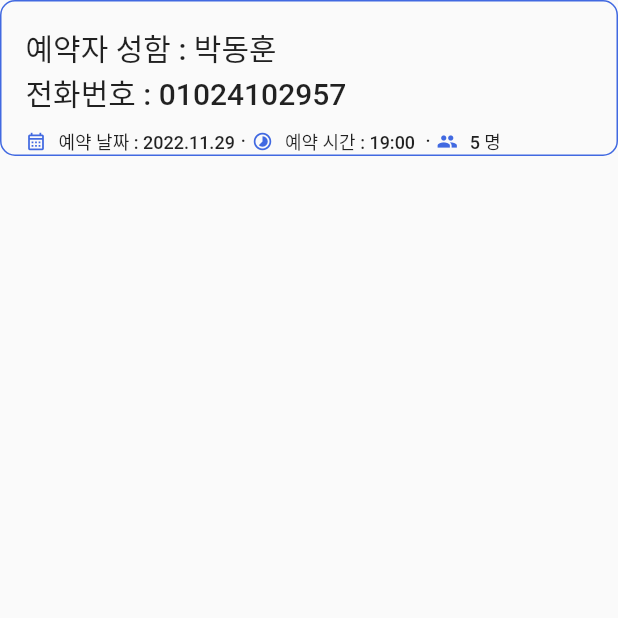
After one commit to tlswodn205/mubwara, a Flutter app: the AlarmPage screen opened directly, on a phone screen of 412 x 824 dp, the top half of it. The commit adds this screen. Run offline on Flutter 3.47's test engine with Material 2 defaults, Android fonts, the phone set to English and light mode, and no system bars; our stand-ins replace firebase_core, flutter_riverpod, font_awesome_flutter, geolocator, get, google_maps_flutter and 1 more; missing offline and left inert: remedi_kopo; accounts and stored records are empty.

```diff
--- a/lib/views/common/components/custom_text_form_field.dart
+++ b/lib/views/common/components/custom_text_form_field.dart
@@ -6,8 +6,7 @@ class CustomTextFormField extends StatelessWidget {
   final String? errorText;
   final bool obscureText;
   final bool autofocus;
-  final ValueChanged<String?> onChanged;
-  const CustomTextFormField({this.hintText, this.errorText,required this.onChanged,
+  const CustomTextFormField({this.hintText, this.errorText,
     this.autofocus = false, this.obscureText = false,
     Key? key}) : super(key: key);
 
@@ -24,7 +23,6 @@ class CustomTextFormField extends StatelessWidget {
       // 비밀번호 입력할때만 사용 obscureText\
       obscureText: obscureText,
       autofocus: autofocus,
-      onChanged: onChanged, //값이 바뀔때 마다 콜백
       decoration: InputDecoration( // 입력폼 데코레이션
         contentPadding: EdgeInsets.all(20),
         hintText: hintText,
--- /dev/null
+++ b/lib/views/page/alarm_page/alarm_page.dart
@@ -0,0 +1,37 @@
+import 'package:flutter/material.dart';
+import 'package:mubwara/views/common/const/color.dart';
+import 'package:mubwara/views/page/alarm_page/component/alram_card.dart';
+
+class AlarmPage extends StatelessWidget {
+  const AlarmPage({Key? key}) : super(key: key);
+
+  @override
+  Widget build(BuildContext context) {
+    return Scaffold(
+      body: Column(
+        children: [
+          Center(
+            child: SingleChildScrollView(
+              keyboardDismissBehavior: ScrollViewKeyboardDismissBehavior.onDrag,
+              child: Container(
+                decoration: BoxDecoration(
+                    borderRadius: BorderRadius.circular(10.0),
+                    border: Border.all(
+                      width: 1,
+                      color: PRIMARY_COLOR,
+                    ),
+                ),
+                child: AlramCard(
+                    customer_name: '박동훈',
+                    customer_phone: '01024102957',
+                    reservation_date: '2022.11.29',
+                    reservation_time: '19:00',
+                    table_max_people: 5),
+              ),
+            ),
+          ),
+        ],
+      ),
+    );
+  }
+}
--- /dev/null
+++ b/lib/views/page/alarm_page/component/alram_card.dart
@@ -0,0 +1,120 @@
+import 'package:flutter/material.dart';
+import 'package:mubwara/views/common/const/color.dart';
+
+class AlramCard extends StatelessWidget {
+
+  // 예약자 이름
+  final String customer_name;
+
+  // 레스토랑 태그
+  final String customer_phone;
+
+  // 주소
+  final String reservation_date;
+
+  // 가게 소개
+  final String reservation_time;
+
+  // 전화번호
+  final int table_max_people;
+
+  const AlramCard({
+    required this.customer_name,
+    required this.customer_phone,
+    required this.reservation_date,
+    required this.reservation_time,
+    required this.table_max_people,
+    Key? key,
+  }) : super(key: key);
+  @override
+  Widget build(BuildContext context) {
+    return Column(
+      children: [
+        const SizedBox(height: 16.0),
+        Padding(
+          padding: EdgeInsets.symmetric(horizontal: 16.0),
+          child: Column(
+            crossAxisAlignment: CrossAxisAlignment.stretch,
+            children: [
+              Text(
+                '예약자 성함 : $customer_name',
+                style: TextStyle(
+                  fontSize: 20.0,
+                  fontWeight: FontWeight.w500,
+                ),
+              ),
+              Text(
+                '전화번호 : $customer_phone',
+                style: TextStyle(
+                  fontSize: 20.0,
+                  fontWeight: FontWeight.w500,
+                ),
+              ),
+              const SizedBox(height: 8.0),
+              Row(
+                children: [
+                  _IconText(
+                    icon: Icons.calendar_month_outlined,
+                    label: '예약 날짜 : $reservation_date',
+                  ),
+                  renderDot(),
+                  _IconText(
+                    icon: Icons.timelapse_outlined,
+                    label: '예약 시간 : $reservation_time ',
+                  ),
+                  renderDot(),
+                  _IconText(
+                    icon: Icons.people,
+                    label: '$table_max_people 명',
+                  ),
+                ],
+              ),
+            ],
+          ),
+        ),
+      ],
+    );
+  }
+
+  Widget renderDot() {
+    return Padding(
+      padding: const EdgeInsets.symmetric(horizontal: 4.0),
+      child: Text(
+        '·',
+        style: TextStyle(
+          fontSize: 12.0,
+          fontWeight: FontWeight.w500,
+        ),
+      ),
+    );
+  }
+}
+
+class _IconText extends StatelessWidget {
+  final IconData icon;
+  final String label;
+
+  const _IconText({required this.icon, required this.label, Key? key})
+      : super(key: key);
+
+  @override
+  Widget build(BuildContext context) {
+    return Row(
+      children: [
+        Icon(
+          icon,
+          color: PRIMARY_COLOR,
+          size: 14.0,
+        ),
+        const SizedBox(width: 8.0),
+        Text(
+          label,
+          style: TextStyle(
+            fontSize: 12.0,
+            fontWeight: FontWeight.w500,
+          ),
+        ),
+      ],
+    );
+  }
+}
--- a/lib/views/page/my_page/my_page.dart
+++ b/lib/views/page/my_page/my_page.dart
@@ -1,6 +1,7 @@
 import 'package:flutter/material.dart';
 import 'package:mubwara/dto/response/shop_resp_dto.dart';
-import 'package:mubwara/views/page/home_page/home_page.dart';
+import 'package:mubwara/views/page/shop_main_page/shop_main_page.dart';
+import 'package:mubwara/views/page/shop_my_page/shop_my_page.dart';
 
 import '../../component/review_list.dart';
 import '../../component/shop_list.dart';
@@ -35,7 +36,7 @@ class _MyPageState extends State<MyPage> with SingleTickerProviderStateMixin {
         _buildButton(
             buttonName: "내 가게 등록",
             buttonBackgroundColor: Colors.blue,
-            pageName: HomePage()),
+            pageName: ShopMain()),
         SizedBox(height: 30),
         PreferredSize(
           preferredSize: _buildTabBar().preferredSize,
--- a/lib/views/page/profile_update_page/profile_update_page.dart
+++ b/lib/views/page/profile_update_page/profile_update_page.dart
@@ -1,6 +1,7 @@
 import 'package:flutter/cupertino.dart';
 import 'package:flutter/material.dart';
 import 'package:flutter/services.dart';
+import 'package:mubwara/views/layout/default_layout.dart';
 import 'package:remedi_kopo/remedi_kopo.dart';
 
 class ProfileUpdatePage extends StatefulWidget {
@@ -14,7 +15,9 @@ class _profileUpdatePage extends State<ProfileUpdatePage> {
   TextEditingController _AddressController = TextEditingController();
   @override
   Widget build(BuildContext context) {
-    return Scaffold(
+    return DefaultLayout(
+      title: '내 정보 수정',
+      child: Scaffold(
         body: Column(
           children: [
             SizedBox(height: 60),
@@ -29,6 +32,7 @@ class _profileUpdatePage extends State<ProfileUpdatePage> {
                 buttonBackgroundColor: Colors.grey,
                 fontColor: Colors.white)
           ],
+        ),
       ),
     );
   }
--- a/lib/views/page/reservation_page/component/calenar.dart
+++ b/lib/views/page/reservation_page/component/calenar.dart
@@ -1,6 +1,7 @@
 import 'package:flutter/material.dart';
 import 'package:mubwara/views/common/const/color.dart';
 import 'package:table_calendar/table_calendar.dart';
+
 
 class Calendar extends StatelessWidget {
   final DateTime? selectedDay;
--- a/lib/views/page/search_page/component/search_bar.dart
+++ b/lib/views/page/search_page/component/search_bar.dart
@@ -38,7 +38,7 @@ AppBar searchBar() {
           borderSide: BorderSide(color: INPUT_BORDER_COLOR,)
         ),
         filled: true,
-        prefixIcon: Icon(Icons.person_pin, color: Body_TEXT_COLOR2, size: 30),
+        prefixIcon: Icon(Icons.search_rounded, color: Body_TEXT_COLOR2, size: 30),
         suffixIcon: IconButton(icon: Icon(Icons.clear, color: Body_TEXT_COLOR,),
   onPressed: emptyTheTextFormField)
         ),
--- a/lib/views/page/search_page/search_page.dart
+++ b/lib/views/page/search_page/search_page.dart
@@ -23,8 +23,7 @@ class _SearchPageState extends State<SearchPage> {
               keyboardDismissBehavior: ScrollViewKeyboardDismissBehavior.onDrag,
               child: Padding(
                 padding: const EdgeInsets.symmetric(horizontal: 16.0),
-                child:
-                GestureDetector(
+                child: GestureDetector(
                   onTap: () {
                     Navigator.of(context).push(
                       MaterialPageRoute(builder: (_) => ShopDetailScreen(),
--- a/pubspec.yaml
+++ b/pubspec.yaml
@@ -44,6 +44,7 @@ dependencies:
   remedi_kopo: ^0.0.1
   iamport_flutter: ^0.10.3
   file_picker: ^5.2.2
+
 
 
   # The following adds the Cupertino Icons font to your application.
```
Also changed, not shown: lib/views/component/shop_main.dart (added, +89 -0 lines), lib/views/page/reservation_management_page/reservation_management_page.dart (added, +16 -0 lines), lib/views/page/reservation_page/reservation_screen.dart (+34 -63 lines), lib/views/page/shop_analysis_page/shop_analysis_page.dart (added, +14 -0 lines), lib/views/page/shop_main_page/shop_main_page.dart (added, +33 -0 lines), lib/views/page/shop_main_page/shopmainbody.dart (added, +24 -0 lines), lib/views/page/shop_management_page/shop_management_page.dart (added, +16 -0 lines), lib/views/page/shop_my_page/shop_my_page.dart (added, +74 -0 lines), lib/views/page/shop_page/component/shop_info.dart (+8 -0 lines), lib/views/page/main_page/main_page.dart (line endings or trailing spaces), pubspec.lock. Lines whose indentation alone changed are shown as unchanged.
